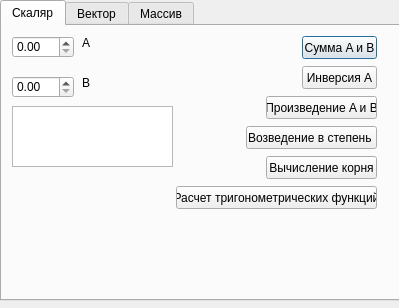
Old version of the form 1_2.ui in the repository Jokenek/TRPO.
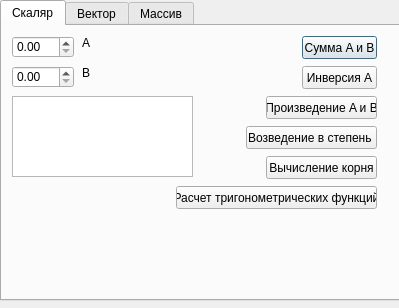
New version of the form. The open tabs and pages were chosen to show the change.

Commit message:
4 день
Конец!!

```diff
--- a/1_2.ui
+++ b/1_2.ui
@@ -43,7 +43,7 @@
      <property name="geometry">
       <rect>
        <x>10</x>
-       <y>50</y>
+       <y>40</y>
        <width>62</width>
        <height>22</height>
       </rect>
@@ -79,7 +79,7 @@
      <property name="geometry">
       <rect>
        <x>80</x>
-       <y>50</y>
+       <y>40</y>
        <width>47</width>
        <height>13</height>
       </rect>
@@ -157,9 +157,9 @@
      <property name="geometry">
       <rect>
        <x>10</x>
-       <y>80</y>
-       <width>161</width>
-       <height>61</height>
+       <y>70</y>
+       <width>181</width>
+       <height>81</height>
       </rect>
      </property>
     </widget>
```
Left out of the diff: 2 changed lines with no effect on the pictures. The commit also changes 1 other file.
